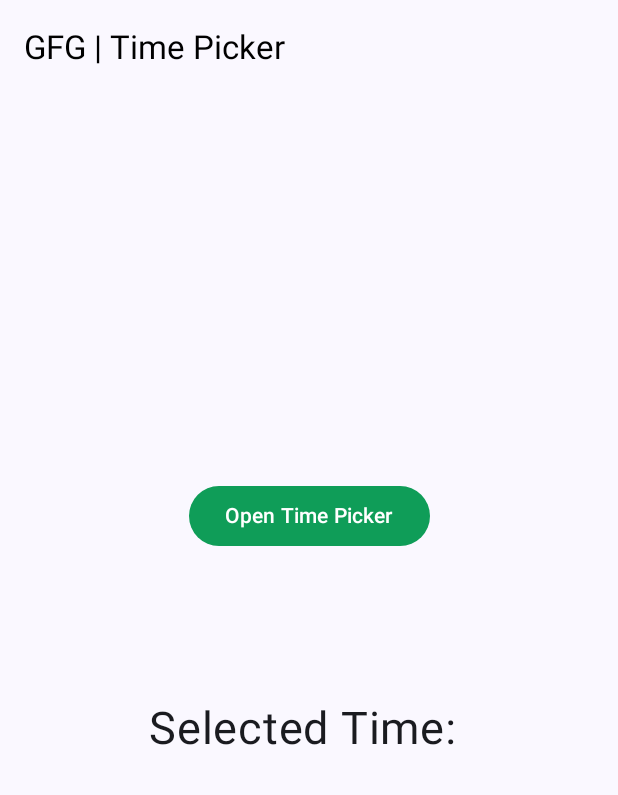
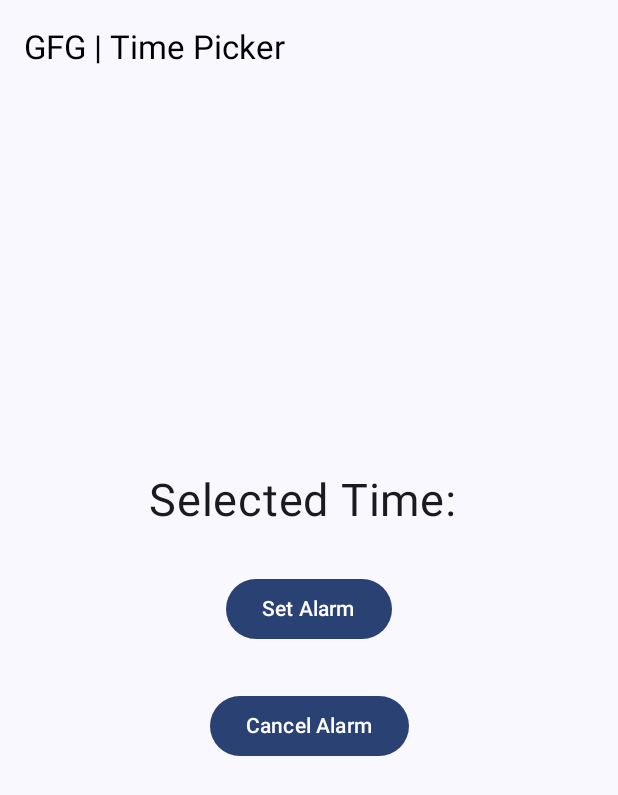
Before and after one commit to darajaw/GradualAlarm, an Android app built with Jetpack Compose: the composable MainContent shown on its own in the app's theme, on a phone screen of 412 x 824 dp. Shown: the top 795 px of the screen. Run offline under Robolectric (Android 15) with nearby library versions, the phone set to English and light mode, and no system bars.

Commit message:
Untested timepicker integration to AlarmManager

```diff
--- a/app/src/main/java/com/example/gradualalarm/MainActivity.kt
+++ b/app/src/main/java/com/example/gradualalarm/MainActivity.kt
@@ -38,39 +38,15 @@ class MainActivity : ComponentActivity() {
     }
 }
 
-// Creating a composable
-// function to display Top Bar
+// Creating a composable function to display Top Bar
 @SuppressLint("UnusedMaterial3ScaffoldPaddingParameter")
 @OptIn(ExperimentalMaterial3Api::class)
 @Composable
 fun MainContent() {
     Scaffold(
         topBar = { TopAppBar(title = { Text("GFG | Time Picker", color = Color.Black) })},
-        content = { MyContent() }
+        content = { AlarmContent() }
     )
-}
-
-@Composable
-//default null the alarmmanager so it can be previewed
-fun AlarmContent(alarmManager: AlarmManager? = null){
-    Column (
-        modifier = Modifier.fillMaxSize(),
-        horizontalAlignment =  Alignment.CenterHorizontally,
-        verticalArrangement = Arrangement.Center
-    ){
-        Button(onClick = {
-            alarmManager?.scheduleAlarm()
-        }) {
-            Text(text = "Set Alarm")
-        }
-
-        Spacer(modifier = Modifier.height(30.dp))
-        Button(onClick = {
-            alarmManager?.cancelAlarm()
-        }) {
-            Text(text = "Cancel Alarm")
-        }
-    }
 }
 
 // Creating a composable function
@@ -78,41 +54,60 @@ fun AlarmContent(alarmManager: AlarmManager? = null){
 // Calling this function as content
 // in the above function
 @Composable
-fun MyContent(){
+//default null the alarmManager so it can be previewed
+fun AlarmContent(alarmManager: AlarmManager? = null){
 
     // Fetching local context
-    val mContext = LocalContext.current
+    val loContext = LocalContext.current
 
     // Declaring and initializing a calendar
-    val mCalendar = Calendar.getInstance()
-    val mHour = mCalendar[Calendar.HOUR_OF_DAY]
-    val mMinute = mCalendar[Calendar.MINUTE]
+    val curCalendar = Calendar.getInstance()
+    val curHour = curCalendar[Calendar.HOUR_OF_DAY]
+    val curMinute = curCalendar[Calendar.MINUTE]
 
     // Value for storing time as a string
-    val mTime = remember { mutableStateOf("") }
+    val setTime = remember { mutableStateOf("") }
+
+    val setCalendar = Calendar.getInstance()
 
     // Creating a TimePicker dialog
-    val mTimePickerDialog = TimePickerDialog(
-        mContext,
-        {_, mHour : Int, mMinute: Int ->
-            mTime.value = "$mHour:$mMinute"
-            //Todo: Insert function to set alarm time here
-        }, mHour, mMinute, false
+    val timePickerDialog = TimePickerDialog(
+        loContext,
+        {_, setHour : Int, setMinute: Int ->
+            setTime.value = "$setHour:$setMinute"
+            setCalendar.set(Calendar.HOUR_OF_DAY, setHour)
+            setCalendar.set(Calendar.MINUTE, setMinute)
+            alarmManager?.scheduleAlarm(setCalendar.timeInMillis)
+        }, curHour, curMinute, false
     )
 
-    Column(modifier = Modifier.fillMaxSize(), verticalArrangement = Arrangement.Center, horizontalAlignment = Alignment.CenterHorizontally) {
+    //Physical build for the app
+    Column (
+        modifier = Modifier.fillMaxSize(),
+        horizontalAlignment =  Alignment.CenterHorizontally,
+        verticalArrangement = Arrangement.Center
+    ){
+        Text(text = "Selected Time: ${setTime.value}", fontSize = 30.sp)
+
+        Spacer(modifier = Modifier.height(30.dp))
 
         // On button click, TimePicker is
         // displayed, user can select a time
-        Button(onClick = { mTimePickerDialog.show() }, colors = ButtonDefaults.buttonColors(Color(0XFF0F9D58))) {
-            Text(text = "Open Time Picker", color = Color.White)
+        Button(onClick = {
+            timePickerDialog.show()
+        }) {
+            Text(text = "Set Alarm")
         }
 
-        // Add a spacer of 100dp
-        Spacer(modifier = Modifier.size(100.dp))
+        Spacer(modifier = Modifier.height(30.dp))
 
-        // Display selected time
-        Text(text = "Selected Time: ${mTime.value}", fontSize = 30.sp)
+        // On button click, alarm is canceled and setTime is removed
+        Button(onClick = {
+            alarmManager?.cancelAlarm()
+            setTime.value = ""
+        }) {
+            Text(text = "Cancel Alarm")
+        }
     }
 }
 
```
Also changed, not shown: app/src/main/java/com/example/gradualalarm/AlarmManager.kt (+4 -5 lines).
